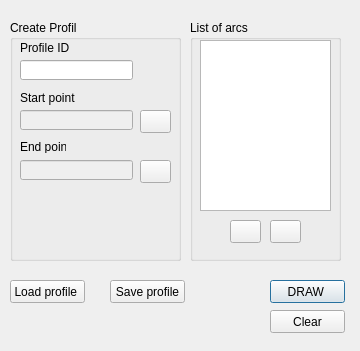
This is ui/draw_profile.ui in Giswater/giswater_qgis_plugin as Qt 5 draws it before an edit. The edited form follows.
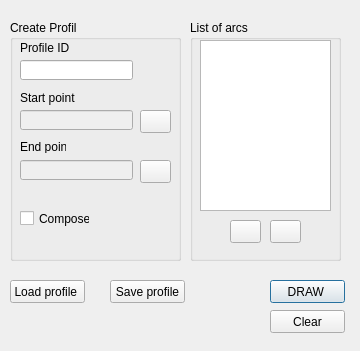
This is the edited form. Icons and pictures are not drawn.

Commit message: #221 add checkBox_composer

What changed in the file:
```diff
--- a/ui/draw_profile.ui
+++ b/ui/draw_profile.ui
@@ -225,6 +225,19 @@
      </rect>
     </property>
    </widget>
+   <widget class="QCheckBox" name="checkBox_composer">
+    <property name="geometry">
+     <rect>
+      <x>10</x>
+      <y>190</y>
+      <width>70</width>
+      <height>17</height>
+     </rect>
+    </property>
+    <property name="text">
+     <string>Composer</string>
+    </property>
+   </widget>
   </widget>
   <widget class="QPushButton" name="btn_load_profile">
    <property name="geometry">
```
